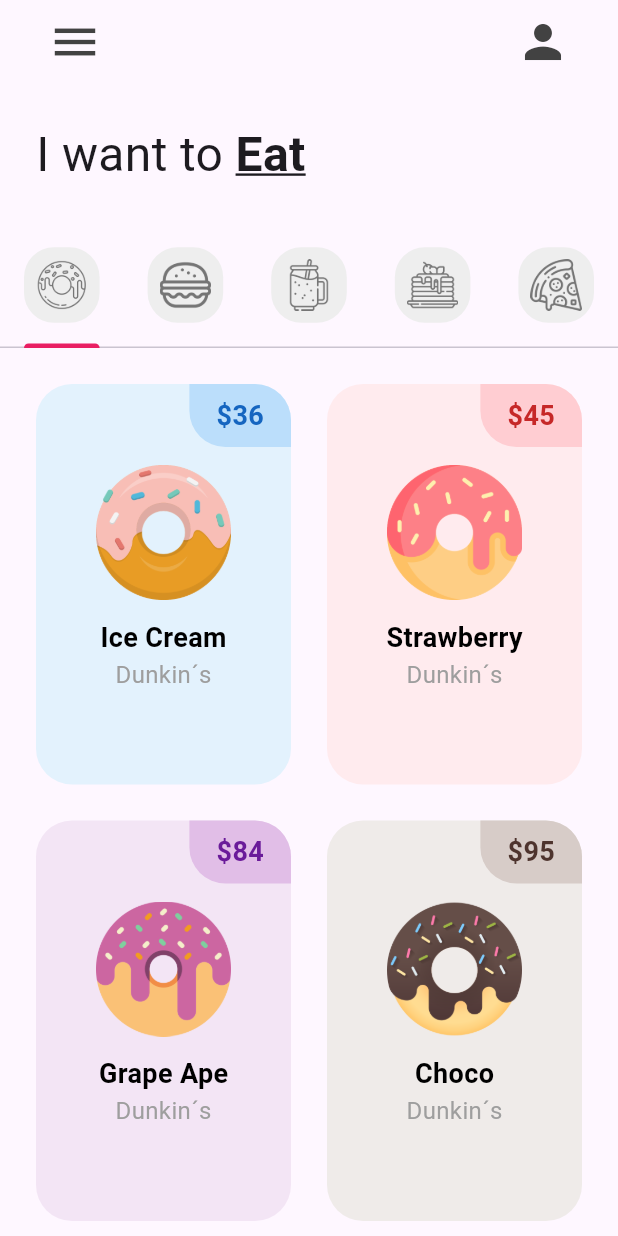
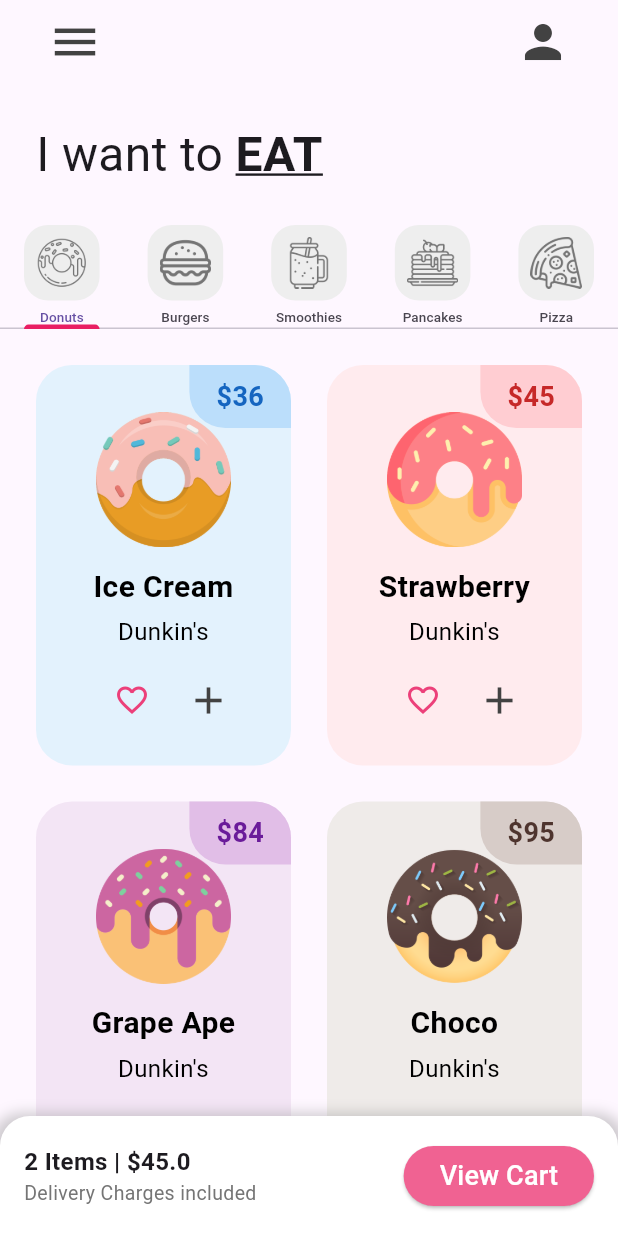
Before and after one commit to ragdeer/reto1_donut_app_ragde_escalante, a Flutter app: the screen it shows after launch, on a phone screen of 412 x 824 dp. Run offline on Flutter 3.47's test engine with Material 3 defaults, Android fonts, the phone set to English and light mode, and no system bars.

Commit message:
Cierre practica 1

```diff
--- a/lib/main.dart
+++ b/lib/main.dart
@@ -11,6 +11,7 @@ class MainApp extends StatelessWidget {
   @override
   Widget build(BuildContext context) {
     return MaterialApp(
+       debugShowCheckedModeBanner: false,
       home: HomePage (),
       theme: ThemeData(tabBarTheme: const TabBarTheme(indicatorColor: Colors.pink)),
     );
--- a/lib/pages/home_page.dart
+++ b/lib/pages/home_page.dart
@@ -1,9 +1,10 @@
 import 'package:flutter/material.dart';
+
 import '../utils/my_tab.dart';
 import '../tab/burger_tab.dart';
 import '../tab/donut_tab.dart';
+import '../tab/pizza_tab.dart';
 import '../tab/pancake_tab.dart';
-import '../tab/pizza_tab.dart';
 import '../tab/smoothie_tab.dart';
 
 class HomePage extends StatefulWidget {
@@ -14,18 +15,17 @@ class HomePage extends StatefulWidget {
 }
 
 class _HomePageState extends State<HomePage> {
-
   List<Widget> myTabs = [
-      //Donut tab
-      const MyTab(iconPath: 'lib/icons/donut.png',),
-      //Burger tab
-      const MyTab(iconPath: 'lib/icons/burger.png',),
-      //smoothie tab
-      const MyTab(iconPath: 'lib/icons/smoothie.png',),
-      //pancake tab
-      const MyTab(iconPath: 'lib/icons/pancakes.png',),
-      //pizza tab
-      const MyTab(iconPath: 'lib/icons/pizza.png',),
+    // Donut Tab
+    const MyTab(iconPath: 'lib/icons/donut.png', tabName: 'Donuts'), // Nombre agregado
+    // Burger Tab
+    const MyTab(iconPath: 'lib/icons/burger.png', tabName: 'Burgers'), // Nombre agregado
+    // Smoothie Tab
+    const MyTab(iconPath: 'lib/icons/smoothie.png', tabName: 'Smoothies'), // Nombre agregado
+    // Pancake Tab
+    const MyTab(iconPath: 'lib/icons/pancakes.png', tabName: 'Pancakes'), // Nombre agregado
+    // Pizza Tab
+    const MyTab(iconPath: 'lib/icons/pizza.png', tabName: 'Pizza'), // Nombre agregado
   ];
 
   @override
@@ -36,43 +36,69 @@ class _HomePageState extends State<HomePage> {
         appBar: AppBar(
           backgroundColor: Colors.transparent,
           leading: Padding(
-            padding: const EdgeInsets.only(left:24.0),
-            child: IconButton(icon: Icon(Icons.menu, color: Colors.grey[800], size: 36), onPressed: () { print('Boton oh si cedro'); },
+            padding: const EdgeInsets.only(left: 24.0),
+            child: IconButton(
+              icon: Icon(Icons.menu, color: Colors.grey[800], size: 36),
+              onPressed: () {
+                print('Botón de menú');
+              },
             ),
           ),
-          actions: [Padding(
-            padding: const EdgeInsets.only(right:24.0),
-            child: IconButton(icon: Icon(Icons.person, color:Colors.grey[800],size: 36), onPressed: () { print('Oh si ulises'); },),
-          )],
+          actions: [
+            Padding(
+              padding: const EdgeInsets.only(right: 24.0),
+              child: IconButton(
+                icon: Icon(Icons.person, color: Colors.grey[800], size: 36),
+                onPressed: () {
+                  print('Botón de Usuario');
+                },
               ),
-          body: Column(children: [
+            )
+          ],
+        ),
+        body: Column(
+          children: [
+            // Texto "I Want To Eat"
             const Padding(
               padding: EdgeInsets.all(24.0),
               child: Row(
                 children: [
-                  Text('I want to ', style: TextStyle(fontSize: 32),),
-                  Text('Eat', style: TextStyle(fontSize: 32, fontWeight:FontWeight.bold, decoration: TextDecoration.underline),
+                  Text(
+                    'I want to ',
+                    style: TextStyle(fontSize: 32),
+                  ),
+                  Text(
+                    'EAT',
+                    style: TextStyle(
+                      fontSize: 32,
+                      fontWeight: FontWeight.bold,
+                      decoration: TextDecoration.underline,
+                    ),
                   ),
                 ],
               ),
             ),
-            //TAB BAR
+            // Tab bar
             TabBar(tabs: myTabs),
-            //TAB BAR VIEW
-              Expanded(child: TabBarView(children: [
-              //Donut
+            // Tab bar view
+            Expanded(
+              child: TabBarView(
+                children: [
+                  // Donut
                   DonutTab(),
-              //Burger
+                  // Burger
                   BurgerTab(),
-              //Smoothie
+                  // Smoothie
                   SmoothieTab(),
-              //Pancakes
+                  // Pancake
                   PancakeTab(),
-              //Pizza
+                  // Pizza
                   PizzaTab(),
-            ]),)
-            //Carrito
-          ]),
+                ],
+              ),
+            ),
+          ],
+        ),
       ),
     );
   }
--- a/lib/tab/donut_tab.dart
+++ b/lib/tab/donut_tab.dart
@@ -1,35 +1,109 @@
 import 'package:flutter/material.dart';
 import 'package:reto1_donut_app_ragde_escalante/utils/donut_tile.dart';
 
-class DonutTab extends StatelessWidget {
+class DonutTab extends StatefulWidget {
+  @override
+  _DonutTabState createState() => _DonutTabState();
+}
 
-  //List of donuts
-  final List donutsOnSale = [
-     //[donutFlavor, donutPrice, donutColor, imageName]
-  ["Ice Cream", "36", Colors.blue , "lib/images/icecream_donut.png"],
-  ["Strawberry", "45", Colors.red, "lib/images/strawberry_donut.png" ],
-  ["Grape Ape", "84", Colors.purple,"lib/images/grape_donut.png"],
-  ["Choco", "95", Colors.brown,"lib/images/chocolate_donut.png"]
+class _DonutTabState extends State<DonutTab> {
+  final List donutOnSale = [
+    ["Ice Cream", "36", Colors.blue, "lib/images/icecream_donut.png"],
+    ["Strawberry", "45", Colors.red, "lib/images/strawberry_donut.png"],
+    ["Grape Ape", "84", Colors.purple, "lib/images/grape_donut.png"],
+    ["Choco", "95", Colors.brown, "lib/images/chocolate_donut.png"],
+    ["Ulisiño", "36", Colors.blue, "lib/images/icecream_donut.png"],
+    ["Vokgpt", "45", Colors.red, "lib/images/strawberry_donut.png"],
+    ["Puigservicio", "84", Colors.purple, "lib/images/grape_donut.png"],
+    ["Credriiich", "95", Colors.brown, "lib/images/chocolate_donut.png"]
   ];
 
-
-  DonutTab({super.key});
+  // Cantidad de ítems y total del carrito
+  int cartItems = 2;
+  double cartTotal = 45.0;
 
   @override
   Widget build(BuildContext context) {
-    return GridView.builder(
-      itemCount:donutsOnSale.length, //Longitud de cuantos elementos voy a tener
+    return Column(
+      children: [
+        // La lista de donuts en venta (grid)
+        Expanded(
+          child: GridView.builder(
+            itemCount: donutOnSale.length,
             padding: const EdgeInsets.all(12),
             gridDelegate: const SliverGridDelegateWithFixedCrossAxisCount(
-        crossAxisCount: 2, childAspectRatio: 1/1.5), //Dos columnas
+                crossAxisCount: 2, childAspectRatio: 1 / 1.5),
             itemBuilder: (context, index) {
               return DonutTile(
-              donutFlavor: donutsOnSale[index][0],
-              donutPrice: donutsOnSale[index][1],
-              donutColor: donutsOnSale[index][2],
-              imageName: donutsOnSale[index][3]
+                donutFlavor: donutOnSale[index][0],
+                donutPrice: donutOnSale[index][1],
+                donutColor: donutOnSale[index][2],
+                imageName: donutOnSale[index][3],
               );
-          }
+            },
+          ),
+        ),
+
+        // Footer con total del carrito y botón para ver carrito
+        Container(
+          padding: const EdgeInsets.all(16),
+          decoration: BoxDecoration(
+            color: Colors.white,
+            borderRadius: const BorderRadius.vertical(top: Radius.circular(20)),
+            boxShadow: [
+              BoxShadow(
+                color: Colors.grey.withOpacity(0.5),
+                spreadRadius: 5,
+                blurRadius: 7,
+                offset: const Offset(0, 3),
+              ),
+            ],
+          ),
+          child: Row(
+            mainAxisAlignment: MainAxisAlignment.spaceBetween,
+            children: [
+              // Cantidad de items y total
+              Column(
+                crossAxisAlignment: CrossAxisAlignment.start,
+                children: [
+                  Text(
+                    '$cartItems Items | \$$cartTotal',
+                    style: const TextStyle(
+                      fontWeight: FontWeight.bold,
+                      fontSize: 16,
+                    ),
+                  ),
+                  Text(
+                    'Delivery Charges included',
+                    style: TextStyle(
+                      fontSize: 13,
+                      color: Colors.grey[600],
+                    ),
+                  ),
+                ],
+              ),
+
+              // Botón para ver el carrito
+              ElevatedButton(
+                onPressed: () {
+                  // Acción al presionar el botón de 'View Cart'
+                },
+                style: ElevatedButton.styleFrom(
+                  backgroundColor: Colors.pink[300],
+                  shape: RoundedRectangleBorder(
+                    borderRadius: BorderRadius.circular(30),
+                  ),
+                ),
+                child: const Text(
+                  'View Cart',
+                  style: TextStyle(
+                    color: Colors.white,
+                    fontSize: 18)),
+               ),
+            ],
+          ),
+        ),
+      ],
     );
   }
 }
--- a/lib/utils/donut_tile.dart
+++ b/lib/utils/donut_tile.dart
@@ -4,7 +4,7 @@ class DonutTile extends StatelessWidget {
   final String donutFlavor;
   final String donutPrice;
   final dynamic donutColor;
-  final String imageName; // Cambiado de String a Dynamic
+  final String imageName;
 
   final double borderRadius = 24;
 
@@ -25,12 +25,13 @@ class DonutTile extends StatelessWidget {
           color: donutColor[50],
           borderRadius: BorderRadius.circular(borderRadius),
         ),
-        child: Column(
+        child: Stack(
           children: [
-            Row(
-              mainAxisAlignment: MainAxisAlignment.end,
-              children: [
-                Container(
+            // Precio en la esquina superior derecha
+            Positioned(
+              top: 0,
+              right: 0,
+              child: Container(
                 decoration: BoxDecoration(
                   color: donutColor[100],
                   borderRadius: BorderRadius.only(
@@ -38,8 +39,10 @@ class DonutTile extends StatelessWidget {
                     bottomLeft: Radius.circular(borderRadius),
                   ),
                 ),
-                  padding:
-                      const EdgeInsets.symmetric(vertical: 8, horizontal: 18),
+                padding: const EdgeInsets.symmetric(
+                  vertical: 8,
+                  horizontal: 18,
+                ),
                 child: Text(
                   '\$$donutPrice',
                   style: TextStyle(
@@ -48,30 +51,75 @@ class DonutTile extends StatelessWidget {
                     color: donutColor[800],
                   ),
                 ),
-                )
-              ],
               ),
-            // DONUT IMAGE
+            ),
+            // Contenido centrado
+            Column(
+              mainAxisAlignment: MainAxisAlignment.center,
+              crossAxisAlignment: CrossAxisAlignment.center,
+              children: [
+                // Imagen del donut
                 Padding(
-              padding:
-                  const EdgeInsets.symmetric(horizontal: 40, vertical: 12),
+                  padding: const EdgeInsets.symmetric(
+                    horizontal: 40,
+                    vertical: 12,
+                  ),
                   child: Image.asset(imageName),
                 ),
-            // DONUT NAME
-            Text(
+                // Texto del sabor del donut
+                Padding(
+                  padding: const EdgeInsets.symmetric(horizontal: 16),
+                  child: Text(
                     donutFlavor,
-              style: TextStyle(
-                fontSize: 18,
+                    style: const TextStyle(
+                      fontSize: 20,
                       fontWeight: FontWeight.bold,
                       color: Colors.black,
                     ),
+                    textAlign: TextAlign.center,
                   ),
-            Text(
-              'Dunkin´s',
+                ),
+                const SizedBox(height: 4), // Espacio entre 2 lineas de texto como nombre de dona y dunkins
+                // Texto adicional "Dunkin's"
+                const Text(
+                  "Dunkin's",
                   style: TextStyle(
                     fontSize: 16,
-                color: Colors.grey[500],
+                    color: Colors.black,
                   ),
+                  textAlign: TextAlign.center,
+                ),
+                const SizedBox(height: 10), // Espacio entre texto y botones
+
+                // Row con botón de favorito y "+" icono
+                Padding(
+                  padding: const EdgeInsets.symmetric(horizontal: 40),
+                  child: Row(
+                    mainAxisAlignment: MainAxisAlignment.spaceBetween,
+                    children: [
+                      // Botón de favorito (corazón)
+                      IconButton(
+                        onPressed: () {
+                          // Acción del botón de favorito
+                        },
+                        icon: const Icon(Icons.favorite_border),
+                        color: Colors.pink[400],
+                      ),
+                      // Ícono "+"
+                      GestureDetector(
+                        onTap: () {
+                          // Acción del botón "+"
+                        },
+                        child: Icon(
+                          Icons.add, // Ícono de "+"
+                          size: 30, // Tamaño del ícono
+                          color: Colors.grey[800],
+                        ),
+                      ),
+                    ],
+                  ),
+                ),
+              ],
             ),
           ],
         ),
--- a/lib/utils/my_tab.dart
+++ b/lib/utils/my_tab.dart
@@ -2,17 +2,33 @@ import 'package:flutter/material.dart';
 
 class MyTab extends StatelessWidget {
   final String iconPath;
-  const MyTab({super.key, required this.iconPath});
+  final String tabName; // Nuevo parámetro para el nombre de la pestaña
+
+  const MyTab({
+    super.key,
+    required this.iconPath,
+    required this.tabName, // Asegúrate de incluir este parámetro en el constructor
+  });
 
   @override
   Widget build(BuildContext context) {
-    return Tab(
-      height: 80,
-      child: Container(
-        decoration: BoxDecoration(color: Colors.grey[200], borderRadius: BorderRadius.circular(20)),
-        padding: const EdgeInsets.all(8),
-        child: Image.asset(iconPath, color: Colors.grey[600],),
-      ),
+    return Column( // Cambiamos a un Column para poner el texto debajo del ícono
+      mainAxisAlignment: MainAxisAlignment.center,
+      children: [
+        Container(
+          decoration: BoxDecoration(
+            color: Colors.grey[200],
+            borderRadius: BorderRadius.circular(16),
+          ),
+          padding: const EdgeInsets.all(8),
+          child: Image.asset(iconPath, color: Colors.grey[600]),
+        ),
+        const SizedBox(height: 4), // Espacio entre el ícono y el nombre
+        Text(
+          tabName, // Mostrar el nombre de la pestaña
+          style: const TextStyle(fontSize: 9), // Estilo del texto
+        ),
+      ],
     );
   }
 }
```
Lines whose indentation alone changed are shown as unchanged.
